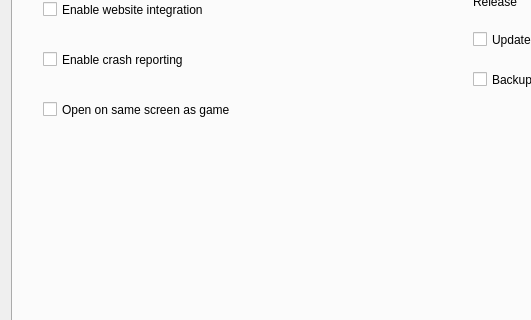
Before: the Qt Designer form ui/settingsdialog.ui in yani/keeperfx-launcher-qt, drawn with Qt 5; both pictures show x 0 to 531 and y 138 to 458 of the 871 by 544 pixel window.
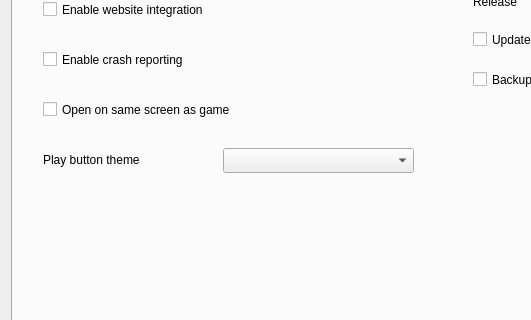
After: the same form once the commit is applied. The open tabs and pages were chosen to show the change. Icons and pictures are not drawn.

Commit message: add setting for play button theme

Diff of the .ui file:
```diff
--- a/ui/settingsdialog.ui
+++ b/ui/settingsdialog.ui
@@ -1339,6 +1339,34 @@
         <string comment="Checkbox Toggle">Backup savefiles during update</string>
        </property>
       </widget>
+      <widget class="QComboBox" name="comboBoxPlayButtonTheme">
+       <property name="geometry">
+        <rect>
+         <x>210</x>
+         <y>240</y>
+         <width>191</width>
+         <height>25</height>
+        </rect>
+       </property>
+       <property name="font">
+        <font>
+         <family>Arial</family>
+        </font>
+       </property>
+      </widget>
+      <widget class="QLabel" name="labelPlayButtonTheme">
+       <property name="geometry">
+        <rect>
+         <x>30</x>
+         <y>243</y>
+         <width>171</width>
+         <height>17</height>
+        </rect>
+       </property>
+       <property name="text">
+        <string comment="Dropdown Title Label">Play button theme</string>
+       </property>
+      </widget>
      </widget>
      <widget class="QWidget" name="tab7_api">
       <attribute name="title">
```
The commit also changes 6 other files.
